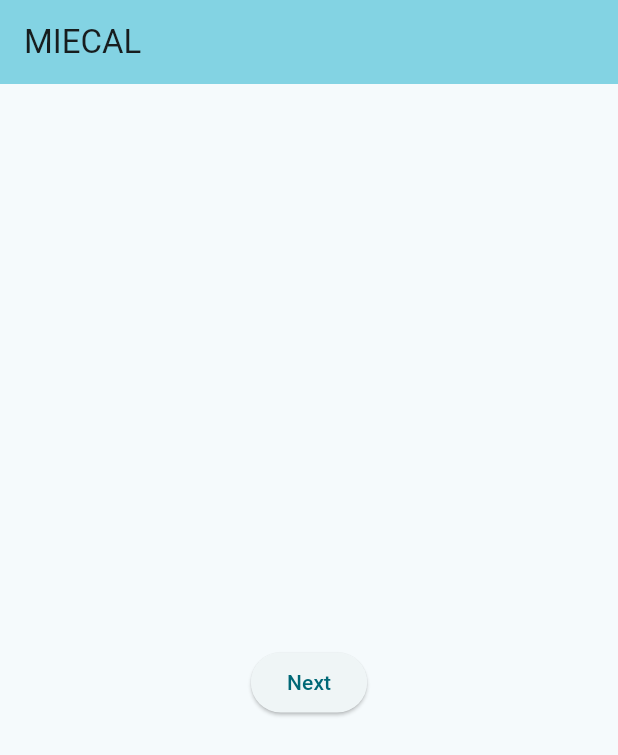
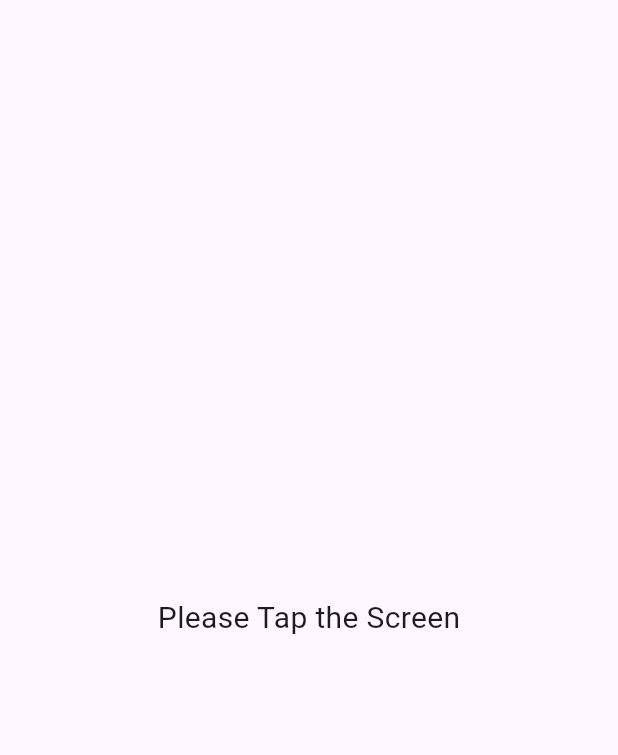
Before and after one commit to HiromuYamana/MIECAL, a Flutter app: the screen it shows after launch, on a phone screen of 412 x 824 dp. Shown: the top 755 px of the screen. Run offline on Flutter 3.47's test engine with Material 3 defaults, Android fonts, the phone set to English and light mode, and no system bars; our stand-ins replace qr_flutter; missing offline and left inert: dart:html.

Commit message:
メニューバーの追加、若干のUI変更

```diff
--- a/lib/main.dart
+++ b/lib/main.dart
@@ -13,9 +13,11 @@ class MyApp extends StatelessWidget {
   Widget build(BuildContext context) {
     return MaterialApp(
       title: 'MIECAL',
+      debugShowCheckedModeBanner: false,
       initialRoute: '/',
       routes: {
         '/': (context) => const MyHomePage(title: 'MIECAL'),
+        '/PersonalInfomationPage':(context) => const PersonalInfomationPage(),
         '/LoginPage': (context) => const LoginPage(),
         '/SymptomPage': (context) => const SymptomPage(),
         '/AffectedAreaPage': (context) => const AffectedAreaPage(),
@@ -24,14 +26,11 @@ class MyApp extends StatelessWidget {
         '/CousePage': (context) => const CousePage(),
         '/OtherInfomationPage': (context) => const OtherInfomationPage(),
         '/QuestionnairePage': (context) => const QuestionnairePage(),
-
       },
-      theme: ThemeData(
-        colorScheme: ColorScheme.fromSeed(seedColor: Colors.cyan),
-      ),
     );
   }
 }
+
 class MyHomePage extends StatefulWidget {
   const MyHomePage({super.key, required this.title});
   final String title;
@@ -41,30 +40,42 @@ class MyHomePage extends StatefulWidget {
 }
 
 class _MyHomePageState extends State<MyHomePage> {
+  void _goToLoginPage() {
+    Navigator.pushNamed(context, '/LoginPage');
+  }
 
   @override
   Widget build(BuildContext context) {
     return Scaffold(
-      appBar: AppBar(
-        backgroundColor: Theme.of(context).colorScheme.inversePrimary,
-        title: Text(widget.title),
-      ),
-      body: Center(
-        child: Column(
-          mainAxisAlignment: MainAxisAlignment.center,
-          children: <Widget>[
-            const SizedBox(height: 30),
-            ElevatedButton(
-              onPressed: () => Navigator.pushNamed(context, '/LoginPage'),
-              child: const Text('Next'),
+      body: GestureDetector(
+        onTap: _goToLoginPage,
+        child: Container(
+          width: double.infinity,
+          height: double.infinity,
+          color: Colors.transparent,
+          child: const Center(
+            child: Text(
+              'Please Tap the Screen',
+              style: TextStyle(fontSize: 20),
             ),
-          ],
+          ),
         ),
       ),
     );
   }
 }
 
+class PersonalInfomationPage extends StatelessWidget {
+  const PersonalInfomationPage({super.key});
+
+  @override
+  Widget build(BuildContext context) {
+    return Scaffold(
+      appBar: AppBar(title: const Text('個人情報入力')),
+      body: Center(),
+    );
+  }
+}
 
 class LoginPage extends StatelessWidget {
   const LoginPage({super.key});
@@ -72,9 +83,34 @@ class LoginPage extends StatelessWidget {
   @override
   Widget build(BuildContext context) {
     return Scaffold(
-      appBar: AppBar(title: const Text('ログイン・新規登録')),
+      appBar: AppBar(
+        title: const Text('ログイン・新規登録'),
+        actions: [
+          PopupMenuButton<String>(
+            icon: Icon(Icons.menu),
+            onSelected: (value) {
+              if (value == 'home') {
+                Navigator.pushNamed(context, '/');
+              }
+              else if (value == 'profile') {
+                Navigator.pushNamed(context,'/PersonalInfomationPage');
+              }
+            },
+            itemBuilder: (BuildContext context) => <PopupMenuEntry<String>>[
+              const PopupMenuItem<String>(
+                value: 'home',
+                child: Text('ホーム'),
+              ),
+              const PopupMenuItem<String>(
+                value: 'profile',
+                child: Text('プロフィール変更'),
+              ),
+            ],
+          ),
+        ],
+      ),
       body: Center(
-        child:ElevatedButton(
+        child: ElevatedButton(
           onPressed: () => Navigator.pushNamed(context, '/SymptomPage'),
           child: const Text('Next'),
         ),
@@ -212,8 +248,6 @@ class QuestionnairePage extends StatelessWidget {
   }
 }
 
-
-
 class QrPage extends StatelessWidget {
   final String data;
   const QrPage({super.key, required this.data});
```
